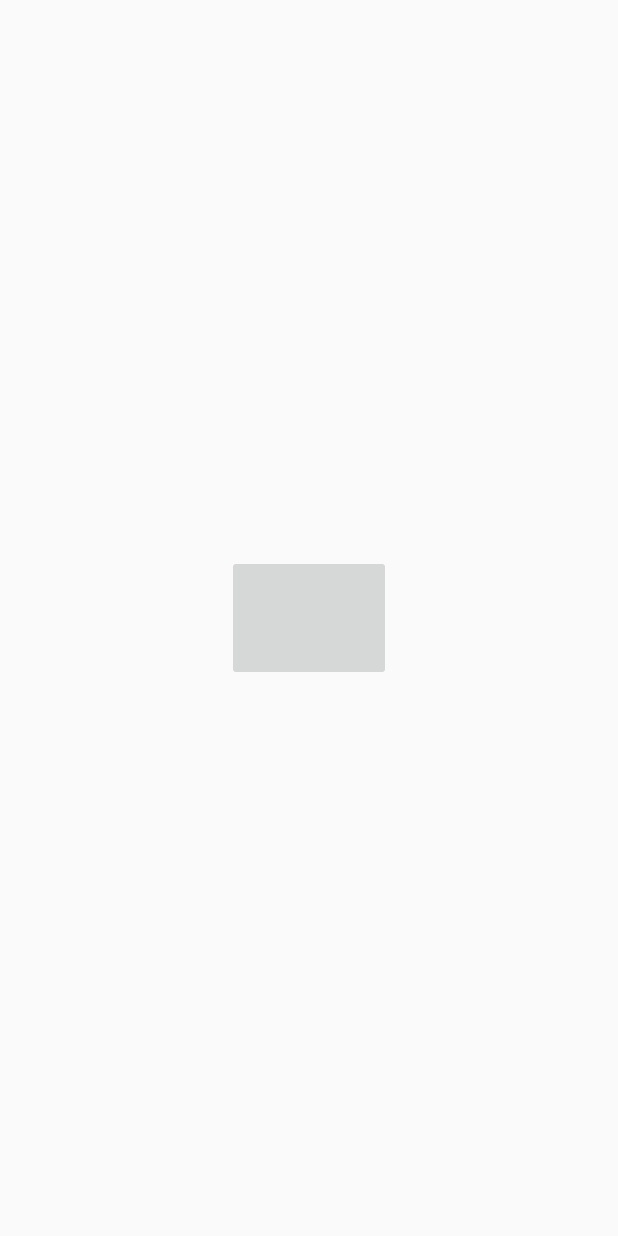
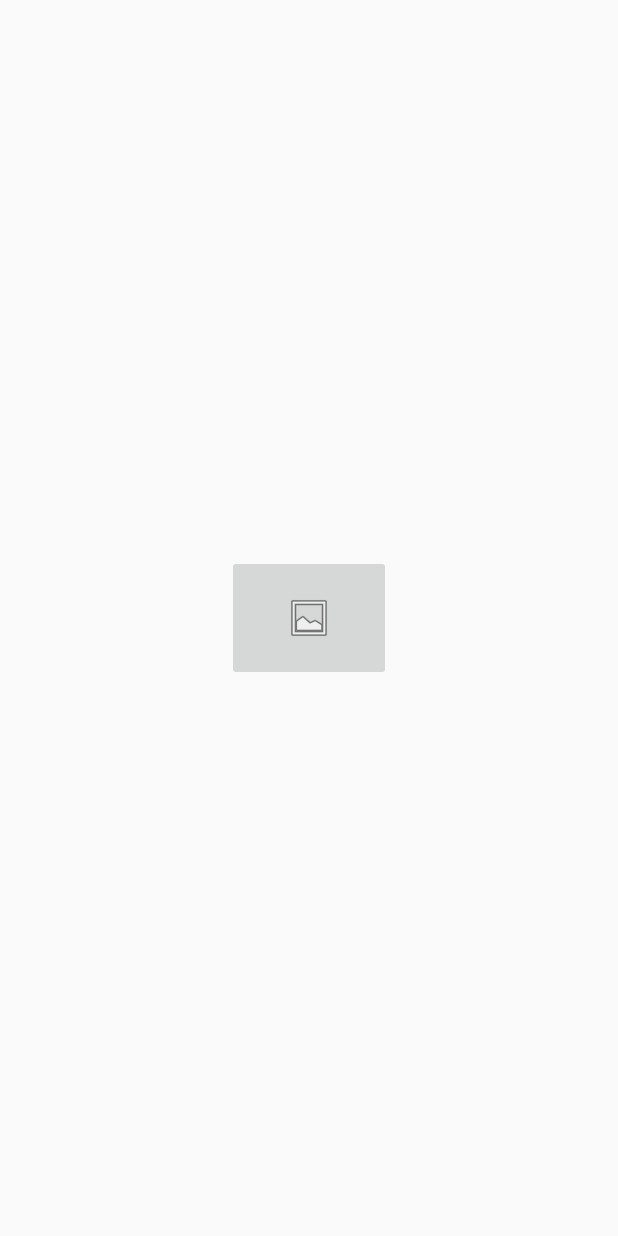
Before and after one commit to Pratibha499/PDF_Maker, an Android app: the CreatePdf screen opened directly, with no data from a screen before it, on a phone screen of 412 x 824 dp. Run offline under Robolectric (Android 15) with nearby library versions, the phone set to English and light mode, and no system bars.

Commit message:
add icon to image button

```diff
--- a/app/src/main/res/layout/activity_create_pdf.xml
+++ b/app/src/main/res/layout/activity_create_pdf.xml
@@ -13,6 +13,6 @@
         app:layout_constraintEnd_toEndOf="parent"
         app:layout_constraintStart_toStartOf="parent"
         app:layout_constraintTop_toTopOf="parent"
-        />
+        app:srcCompat="@android:drawable/ic_menu_gallery"/>
 
 </androidx.constraintlayout.widget.ConstraintLayout>
```
